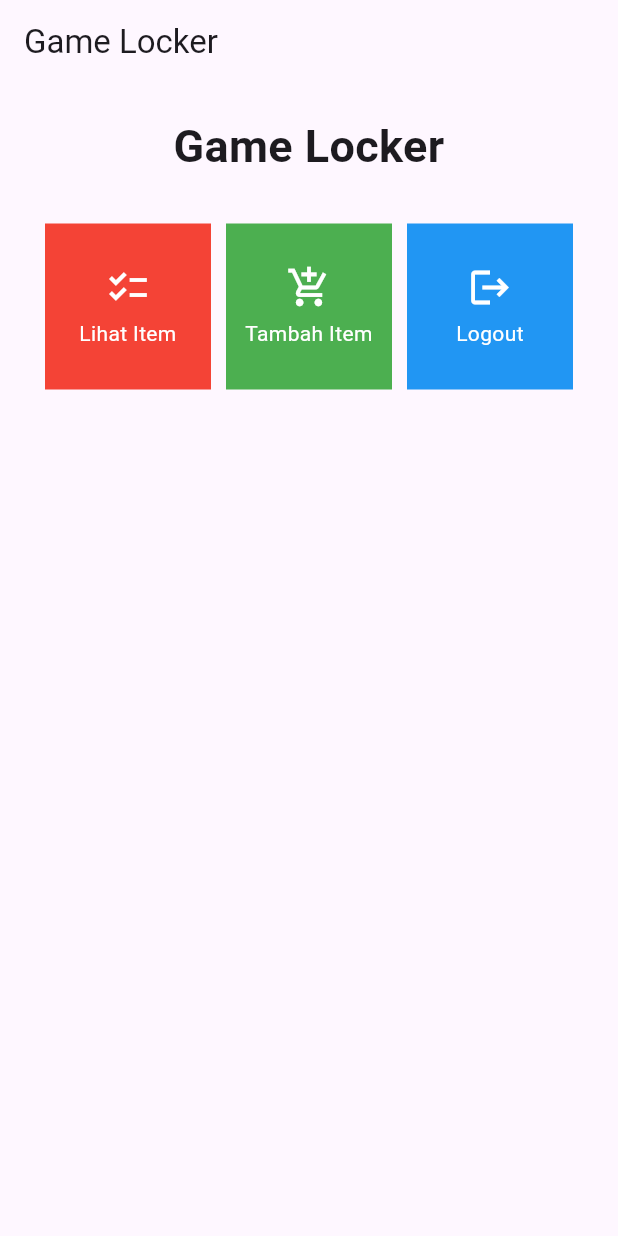
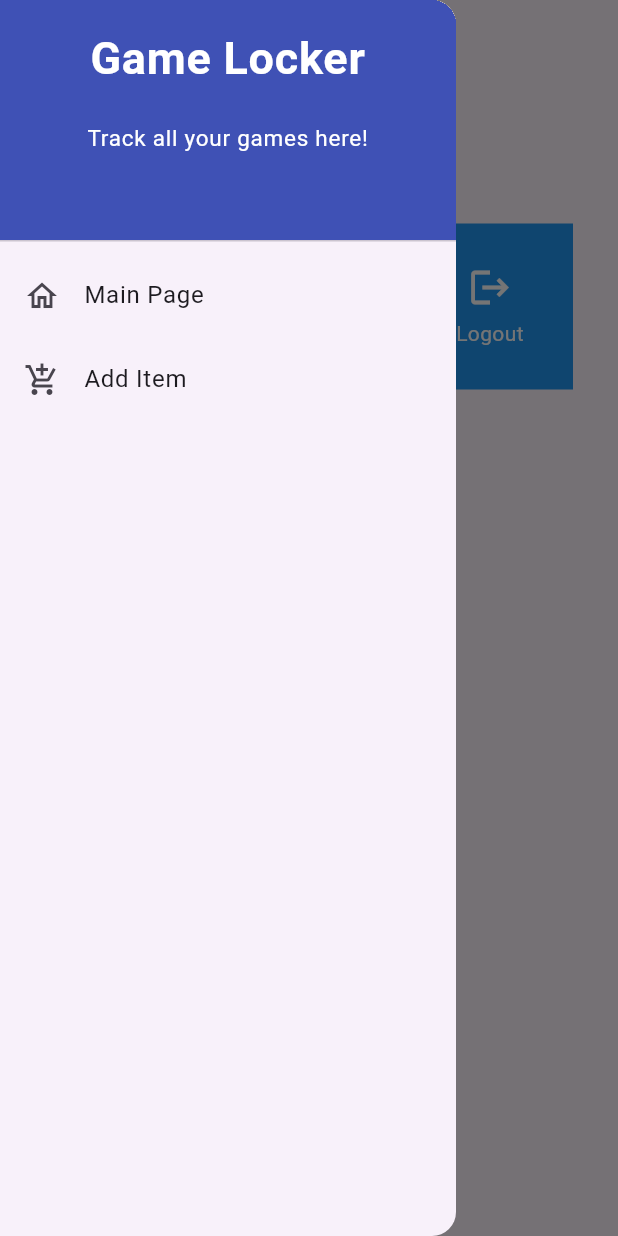
Before and after one commit to fikririsyad/game-locker-mobile, a Flutter app: the screen it shows after launch, with the side drawer open (before the commit the screen has no drawer), on a phone screen of 412 x 824 dp. Run offline on Flutter 3.47's test engine with Material 2 defaults, Android fonts, the phone set to English and light mode, and no system bars.

Commit message:
Tugas 8: Selesai

```diff
--- a/lib/main.dart
+++ b/lib/main.dart
@@ -1,5 +1,5 @@
 import 'package:flutter/material.dart';
-import 'package:game_locker_mobile/menu.dart';
+import 'package:game_locker_mobile/screens/menu.dart';
 
 void main() {
   runApp(const MyApp());
--- a/lib/menu.dart
+++ b/lib/screens/menu.dart
@@ -1,11 +1,13 @@
 import 'package:flutter/material.dart';
+import 'package:game_locker_mobile/screens/shoplist_form.dart';
+import 'package:game_locker_mobile/widgets/left_drawer.dart';
 
 class MyHomePage extends StatelessWidget {
   MyHomePage({Key? key}) : super(key: key);
 
   final List<InventoryItem> items = [
-    InventoryItem("Lihat Item", Icons.checklist, Colors.red),
-    InventoryItem("Tambah Item", Icons.add_shopping_cart, Colors.green),
+    InventoryItem("View Items", Icons.checklist, Colors.red),
+    InventoryItem("Add Item", Icons.add_shopping_cart, Colors.green),
     InventoryItem("Logout", Icons.logout, Colors.blue),
   ];
 
@@ -17,6 +19,7 @@
           'Game Locker',
         ),
       ),
+      drawer: const LeftDrawer(),
       body: SingleChildScrollView(
         // Widget wrapper yang dapat discroll
         child: Padding(
@@ -82,7 +85,15 @@
           ScaffoldMessenger.of(context)
             ..hideCurrentSnackBar()
             ..showSnackBar(SnackBar(
-                content: Text("Kamu telah menekan tombol ${item.name}!")));
+                content: Text("You have clicked ${item.name} button!")));
+          // Navigate ke route yang sesuai (tergantung jenis tombol)
+          if (item.name == "Add Item") {
+            Navigator.push(
+                context,
+                MaterialPageRoute(
+                  builder: (context) => const ShopFormPage(),
+                ));
+          }
         },
         child: Container(
           // Container untuk menyimpan Icon dan Text
--- /dev/null
+++ b/lib/widgets/left_drawer.dart
@@ -0,0 +1,67 @@
+import 'package:flutter/material.dart';
+import 'package:game_locker_mobile/screens/menu.dart';
+import 'package:game_locker_mobile/screens/shoplist_form.dart';
+
+class LeftDrawer extends StatelessWidget {
+  const LeftDrawer({super.key});
+
+  @override
+  Widget build(BuildContext context) {
+    return Drawer(
+      child: ListView(
+        children: [
+          const DrawerHeader(
+            decoration: BoxDecoration(
+              color: Colors.indigo,
+            ),
+            child: Column(
+              children: [
+                Text(
+                  'Game Locker',
+                  textAlign: TextAlign.center,
+                  style: TextStyle(
+                    fontSize: 30,
+                    fontWeight: FontWeight.bold,
+                    color: Colors.white,
+                  ),
+                ),
+                Padding(padding: EdgeInsets.all(10)),
+                Text("Track all your games here!",
+                    textAlign: TextAlign.center,
+                    style: TextStyle(
+                      fontSize: 15,
+                      fontWeight: FontWeight.normal,
+                      color: Colors.white,
+                    )),
+              ],
+            ),
+          ),
+          ListTile(
+            leading: const Icon(Icons.home_outlined),
+            title: const Text('Main Page'),
+            // Bagian redirection ke MyHomePage
+            onTap: () {
+              Navigator.pushReplacement(
+                  context,
+                  MaterialPageRoute(
+                    builder: (context) => MyHomePage(),
+                  ));
+            },
+          ),
+          ListTile(
+            leading: const Icon(Icons.add_shopping_cart),
+            title: const Text('Add Item'),
+            // Bagian redirection ke ShopFormPage
+            onTap: () {
+              Navigator.pushReplacement(
+                  context,
+                  MaterialPageRoute(
+                    builder: (context) => const ShopFormPage(),
+                  ));
+            },
+          ),
+        ],
+      ),
+    );
+  }
+}
```
Also changed, not shown: lib/screens/shoplist_form.dart (added, +210 -0 lines), 1 other file.
